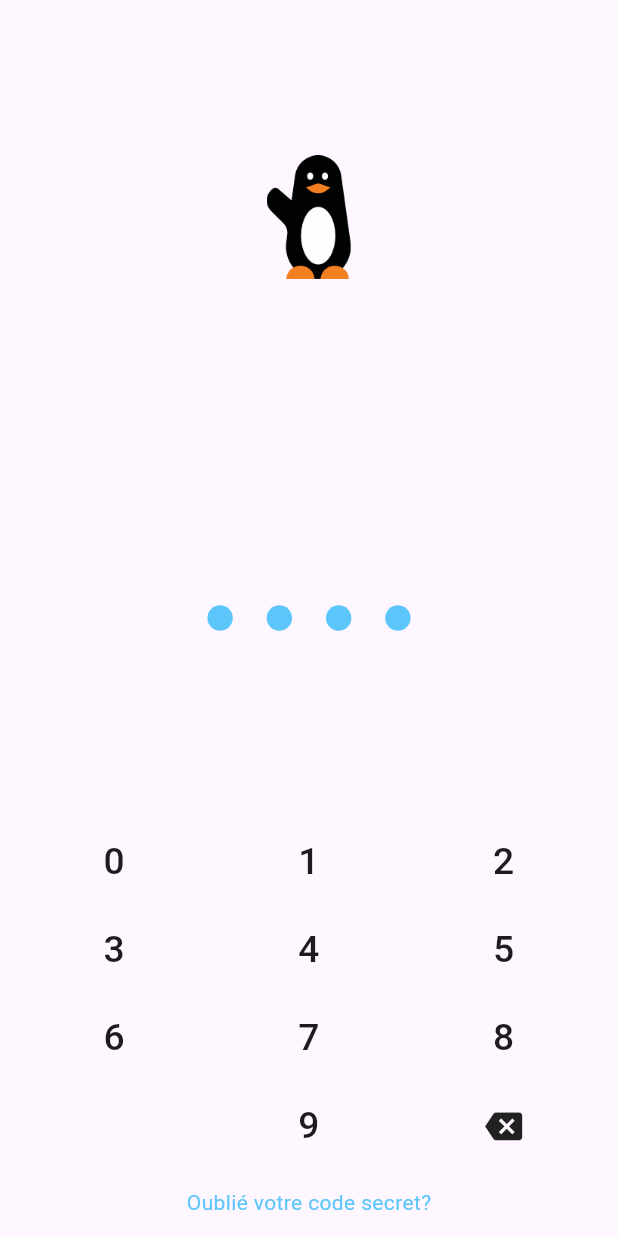
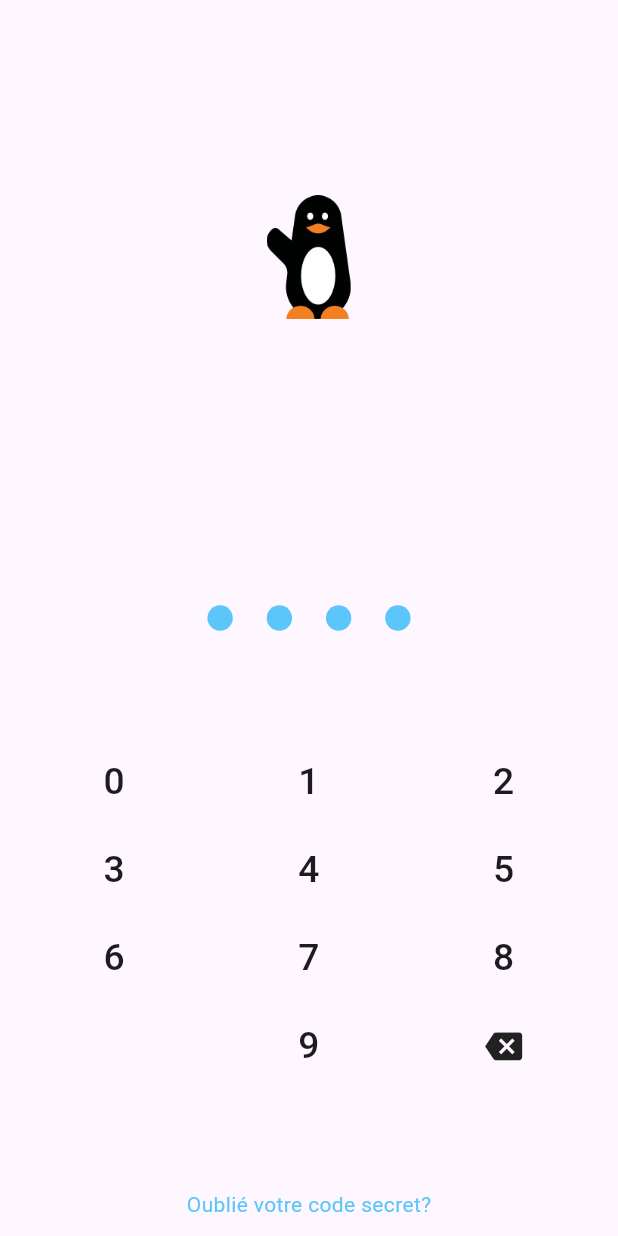
Before and after one commit to AzizProg/wave_clone, a Flutter app: the screen it shows after launch, on a phone screen of 412 x 824 dp. Run offline on Flutter 3.47's test engine with Material 3 defaults, Android fonts, the light colour scheme and no system bars; our stand-ins replace equatable, flutter_bloc, flutter_screenutil, hydrated_bloc; missing offline and left inert: dart:ffi.

Commit message:
fix login page bug

```diff
--- a/lib/src/presentation/login/components/numeric_pad.dart
+++ b/lib/src/presentation/login/components/numeric_pad.dart
@@ -1,9 +1,11 @@
 import 'package:flutter/material.dart';
 import 'package:flutter_bloc/flutter_bloc.dart';
+import 'package:wave_clone/src/presentation/home/bloc/home_state.dart';
 import 'package:wave_clone/src/presentation/login/bloc/login_bloc.dart';
 import 'package:wave_clone/src/presentation/login/bloc/login_state.dart';
 import '../../../core/helpers/color_helper.dart';
 import '../../../core/helpers/size_helper.dart';
+import '../../home/bloc/home_bloc.dart';
 
 class NumericPad extends StatelessWidget {
   final Function(int) selectedValue;
@@ -15,12 +17,14 @@ class NumericPad extends StatelessWidget {
     List randPad = List.generate(10, (index) => _buildNumber(index));
 
     return BlocListener<LoginBloc, LoginState>(
+      listenWhen: (previous,next)=> previous.pinCode !=next.pinCode,
       listener: (BuildContext context, state) {
-        if (state.loginState == FormStatus.initial) {
        randPad.shuffle();
-        }
       },
-      child: Column(
+      child:BlocBuilder<LoginBloc,LoginState>(
+        buildWhen: (previous,next)=> previous.pinCode != next.pinCode,
+        builder:(_,state) {
+          return Column(
             children: [
               for (int i = 0; i < 3; i++)
                 Row(
@@ -36,7 +40,9 @@ class NumericPad extends StatelessWidget {
                 ],
               ),
             ],
-      ),
+          );
+        },
+   )
     );
   }
 
--- a/lib/src/presentation/login/view/login_form.dart
+++ b/lib/src/presentation/login/view/login_form.dart
@@ -22,8 +22,8 @@ class LoginView extends StatelessWidget {
         body: BlocListener<LoginBloc, LoginState>(
           listener: (BuildContext context, state) {
             if (state.loginState == FormStatus.success) {
-              Navigator.pushNamedAndRemoveUntil(context, RoutesNames.home
-                  , (route) => false);
+              Navigator.pushNamedAndRemoveUntil(
+                  context, RoutesNames.home, (route) => false);
             }
           },
           child: BlocBuilder<LoginBloc, LoginState>(
@@ -31,16 +31,16 @@ class LoginView extends StatelessWidget {
               return Padding(
                 padding: EdgeInsets.all(SizesHelper.width(10)),
                 child: Column(
-                  mainAxisAlignment: MainAxisAlignment.spaceEvenly,
+
                   children: [
-
-                    Flexible(
-                        fit: FlexFit.tight,
+                    Expanded(
+                      flex: 2,
                       child: Image.asset(
                         AssetsHelper.waveLoog,
                         width: SizesHelper.width(50),
-                        )),
-                    Flexible(
+                      ),
+                    ),
+                    Expanded(
                       child: Column(
                         mainAxisAlignment: MainAxisAlignment.center,
                         children: [
@@ -51,11 +51,12 @@ class LoginView extends StatelessWidget {
                               ? const CircularProgressIndicator()
                               : Container()
                         ],
-                    )),
-                    Flexible(
+                      ),
+                    ),
+                    Expanded(
+                        flex: 2,
                         child: Column(
                           children: [
-
                             IgnorePointer(
                               ignoring: state.loginState == FormStatus.loading
                                   ? true
@@ -67,9 +68,7 @@ class LoginView extends StatelessWidget {
                                         pinCode: selectedValue.toString())),
                               ),
                             ),
-                        SizedBox(
-                          height: SizesHelper.height(10),
-                        ),
+                            const Spacer(),
                             ForgetPasswordButton(onTap: () => null),
                           ],
                         ))
```
Lines whose indentation alone changed are shown as unchanged.
